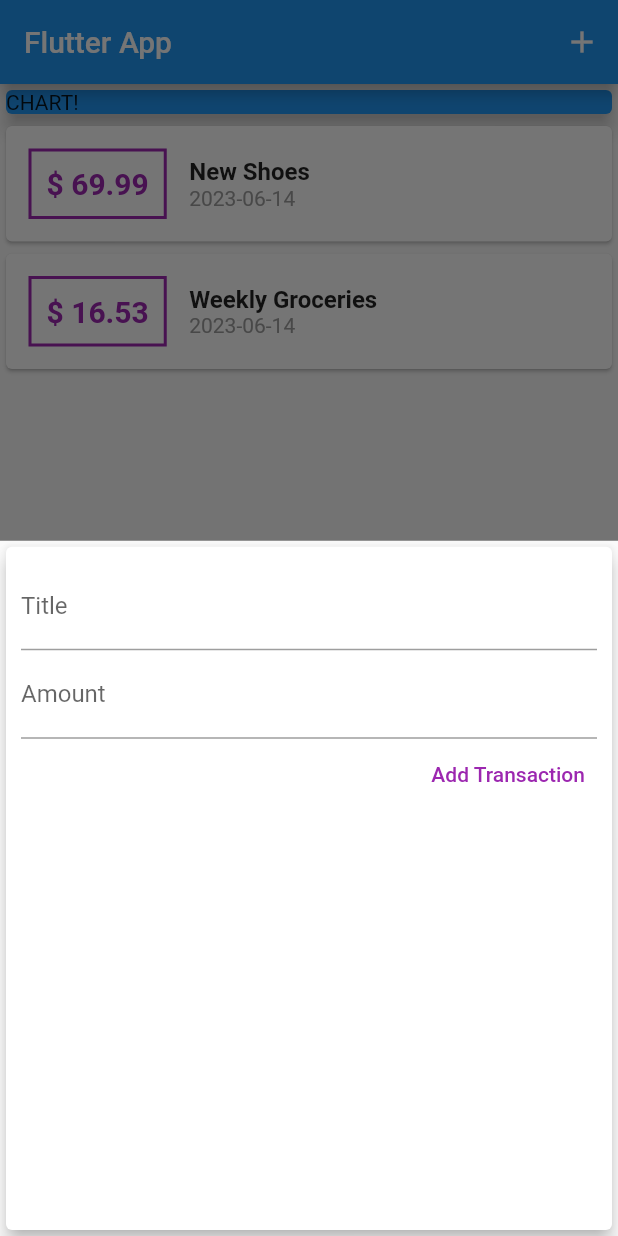
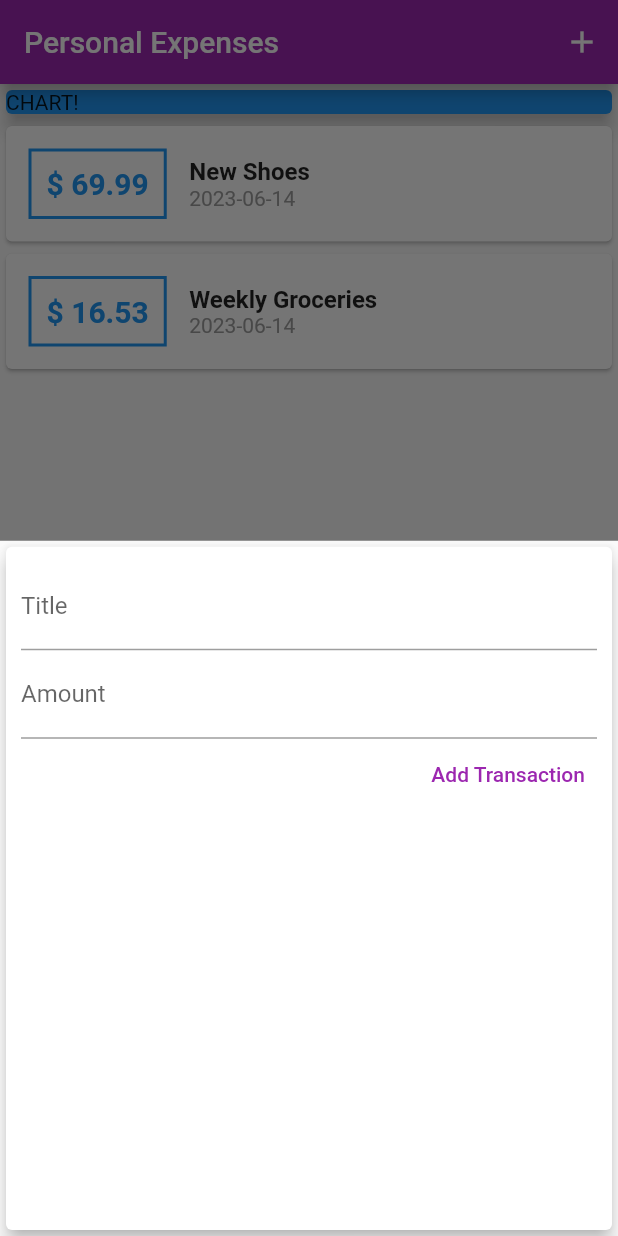
Before and after one commit to faithcredit/flutter_guide, a Flutter app: the screen it shows after launch, after a tap on the "add" icon, on a phone screen of 412 x 824 dp. Run offline on Flutter 3.47's test engine with Material 2 defaults, Android fonts, the phone set to English and light mode, and no system bars.

Commit message:
configure theme

```diff
--- a/lib/main.dart
+++ b/lib/main.dart
@@ -2,13 +2,18 @@
 import './widgets/transaction_list.dart';
 import './widgets/new_transaction.dart';
 import './models/transaction.dart';
+
 void main() => runApp(MyApp());
 
 class MyApp extends StatelessWidget {
   @override
   Widget build(BuildContext context) {
     return MaterialApp(
-      title: 'Flutter App',
+      title: 'Personal Expenses',
+      theme: ThemeData(
+        colorScheme: ColorScheme.fromSwatch(
+            primarySwatch: Colors.purple, accentColor: Colors.blue),
+      ),
       home: MyHomePage(),
     );
   }
@@ -50,26 +55,30 @@
     });
   }
 
-  void _startAddNewTransactioin(BuildContext ctx){
+  void _startAddNewTransactioin(BuildContext ctx) {
     showModalBottomSheet(
       context: ctx,
-      builder: (_){
+      builder: (_) {
         return GestureDetector(
-          onTap: (){},
+          onTap: () {},
           child: NewTransaction(_addNewTransaction),
           behavior: HitTestBehavior.opaque,
-          );
-      },);
+        );
+      },
+    );
   }
 
   @override
   Widget build(BuildContext context) {
     return Scaffold(
       appBar: AppBar(
-        title: Text('Flutter App'),
-        actions: [IconButton(
-          onPressed: ()=>{_startAddNewTransactioin(context)},
-          icon: Icon(Icons.add))],
+        // backgroundColor: Colors.red,
+        title: Text('Personal Expenses'),
+        actions: [
+          IconButton(
+              onPressed: () => {_startAddNewTransactioin(context)},
+              icon: Icon(Icons.add))
+        ],
       ),
       body: SingleChildScrollView(
         child: Column(
@@ -91,7 +100,7 @@
       floatingActionButtonLocation: FloatingActionButtonLocation.centerFloat,
       floatingActionButton: FloatingActionButton(
         child: Icon(Icons.add),
-        onPressed:()=>{_startAddNewTransactioin(context)},
+        onPressed: () => {_startAddNewTransactioin(context)},
       ),
     );
   }
--- a/lib/widgets/new_transaction.dart
+++ b/lib/widgets/new_transaction.dart
@@ -1,11 +1,18 @@
 import 'package:flutter/material.dart';
 
-class NewTransaction extends StatelessWidget {
+class NewTransaction extends StatefulWidget {
   final Function addTx;
-  final titleController = TextEditingController();
-  final amountController = TextEditingController();
 
   NewTransaction(this.addTx);
+
+  @override
+  State<NewTransaction> createState() => _NewTransactionState();
+}
+
+class _NewTransactionState extends State<NewTransaction> {
+  final titleController = TextEditingController();
+
+  final amountController = TextEditingController();
 
   void submitData() {
     final enteredTitle = titleController.text;
@@ -15,7 +22,7 @@
       return;
     }
 
-    addTx(
+    widget.addTx(
       enteredTitle,
       enteredAmount,
     );
--- a/lib/widgets/transaction_list.dart
+++ b/lib/widgets/transaction_list.dart
@@ -23,7 +23,7 @@
                     ),
                     decoration: BoxDecoration(
                       border: Border.all(
-                        color: Colors.purple,
+                        color: Theme.of(context).primaryColor,
                         width: 2,
                       ),
                     ),
@@ -33,7 +33,7 @@
                       style: TextStyle(
                         fontWeight: FontWeight.bold,
                         fontSize: 20,
-                        color: Colors.purple,
+                        color: Theme.of(context).primaryColor,
                       ),
                     ),
                   ),
```
